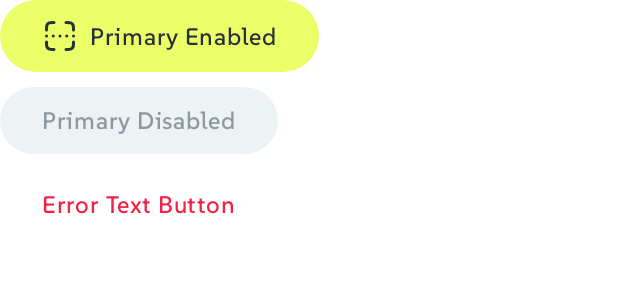
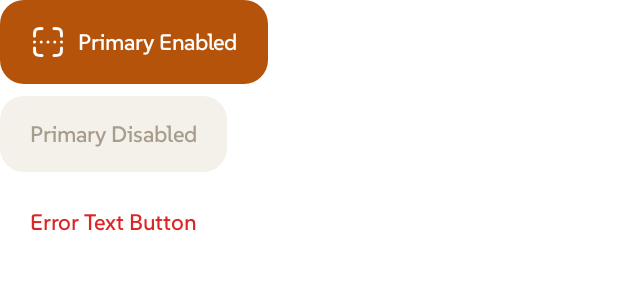
Before and after one commit to encorex32268/QRNest, an Android app built with Jetpack Compose: the @Preview function QRNestButtonPreview, on a phone screen of 412 x 824 dp. Shown: the top 300 px of the screen. Run offline under Robolectric (Android 15) with nearby library versions, the phone set to English and light mode, and no system bars; our stand-ins replace Compose Multiplatform resources.

Commit message:
style(designsystem): apply Warm Amber C4 theme, typography, and component tokens

```diff
--- a/core/designsystem/src/commonMain/kotlin/com/lihan/qrnest/core/designsystem/components/QRNestButton.kt
+++ b/core/designsystem/src/commonMain/kotlin/com/lihan/qrnest/core/designsystem/components/QRNestButton.kt
@@ -2,10 +2,13 @@ package com.lihan.qrnest.core.designsystem.components
 
 import androidx.compose.foundation.layout.Arrangement
 import androidx.compose.foundation.layout.Column
+import androidx.compose.foundation.layout.PaddingValues
 import androidx.compose.foundation.layout.Row
 import androidx.compose.foundation.layout.Spacer
+import androidx.compose.foundation.layout.defaultMinSize
 import androidx.compose.foundation.layout.padding
 import androidx.compose.foundation.layout.width
+import androidx.compose.foundation.shape.RoundedCornerShape
 import androidx.compose.material3.Button
 import androidx.compose.material3.ButtonDefaults
 import androidx.compose.material3.Icon
@@ -30,19 +33,21 @@ fun QRNestButton(
     text: String? = null,
     leadingIcon: @Composable (() -> Unit)? = null,
     trailingIcon: @Composable (() -> Unit)? = null,
-    textColor: Color = PrimaryButtonText,
+    textColor: Color = MaterialTheme.colorScheme.onPrimary,
     containerColor: Color = Color.Transparent
 ) {
     Button(
         onClick = onClick,
-        modifier = modifier,
+        modifier = modifier.defaultMinSize(minHeight = 48.dp),
         enabled = enabled,
+        shape = RoundedCornerShape(16.dp),
+        contentPadding = PaddingValues(horizontal = 16.dp, vertical = 12.dp),
         colors = ButtonDefaults.buttonColors(
             containerColor = containerColor,
             disabledContainerColor = if (containerColor != MaterialTheme.colorScheme.primary) {
                 Color.Transparent
             } else {
-                MaterialTheme.colorScheme.surface
+                MaterialTheme.colorScheme.outline.copy(alpha = 0.45f)
             },
             disabledContentColor = MaterialTheme.colorScheme.appColors.onSurfaceDisabled
         )
@@ -90,7 +95,7 @@ private fun QRNestButtonPreview() {
                     Icon(
                         imageVector = QRNestIcons.Scan,
                         contentDescription = null,
-                        tint = PrimaryButtonText
+                        tint = MaterialTheme.colorScheme.onPrimary
                     )
                 }
             )
--- a/core/designsystem/src/commonMain/kotlin/com/lihan/qrnest/core/designsystem/theme/Type.kt
+++ b/core/designsystem/src/commonMain/kotlin/com/lihan/qrnest/core/designsystem/theme/Type.kt
@@ -26,51 +26,51 @@ fun getTypography(): Typography {
         titleMedium = TextStyle(
             fontFamily = suse,
             fontWeight = FontWeight.SemiBold,
-            fontSize = 28.sp,
+            fontSize = 26.sp,
             lineHeight = 32.sp,
-            letterSpacing = 0.5.sp
+            letterSpacing = (-0.5).sp
         ),
         titleSmall = TextStyle(
             fontFamily = suse,
             fontWeight = FontWeight.SemiBold,
-            fontSize = 19.sp,
-            lineHeight = 24.sp,
-            letterSpacing = 0.5.sp
+            fontSize = 17.sp,
+            lineHeight = 22.sp,
+            letterSpacing = (-0.2).sp
         ),
         labelLarge = TextStyle(
             fontFamily = suse,
             fontWeight = FontWeight.Medium,
-            fontSize = 16.sp,
+            fontSize = 15.sp,
             lineHeight = 20.sp,
-            letterSpacing = 0.5.sp
+            letterSpacing = 0.sp
         ),
         labelMedium = TextStyle(
             fontFamily = suse,
             fontWeight = FontWeight.Medium,
-            fontSize = 14.sp,
+            fontSize = 13.sp,
             lineHeight = 16.sp,
-            letterSpacing = 0.5.sp
+            letterSpacing = 0.1.sp
         ),
         bodyLarge = TextStyle(
             fontFamily = suse,
             fontWeight = FontWeight.Normal,
-            fontSize = 16.sp,
-            lineHeight = 20.sp,
-            letterSpacing = 0.5.sp
+            fontSize = 15.sp,
+            lineHeight = 22.sp,
+            letterSpacing = 0.sp
         ),
         bodyMedium = TextStyle(
             fontFamily = suse,
             fontWeight = FontWeight.Normal,
-            fontSize = 14.sp,
-            lineHeight = 16.sp,
-            letterSpacing = 0.5.sp
+            fontSize = 13.sp,
+            lineHeight = 18.sp,
+            letterSpacing = 0.sp
         ),
         bodySmall = TextStyle(
             fontFamily = suse,
             fontWeight = FontWeight.Normal,
             fontSize = 11.sp,
             lineHeight = 14.sp,
-            letterSpacing = 0.5.sp
+            letterSpacing = 0.1.sp
         )
     )
 }
```
Also changed, not shown: core/designsystem/src/commonMain/composeResources/values/strings.xml (+8 -0 lines), core/designsystem/src/commonMain/kotlin/com/lihan/qrnest/core/designsystem/components/CircleIcon.kt (+1 -10 lines), core/designsystem/src/commonMain/kotlin/com/lihan/qrnest/core/designsystem/components/QRNestSnackbar.kt (+4 -3 lines), core/designsystem/src/commonMain/kotlin/com/lihan/qrnest/core/designsystem/components/TextLinkButton.kt (+4 -3 lines), core/designsystem/src/commonMain/kotlin/com/lihan/qrnest/core/designsystem/theme/Color.kt (+46 -44 lines).
